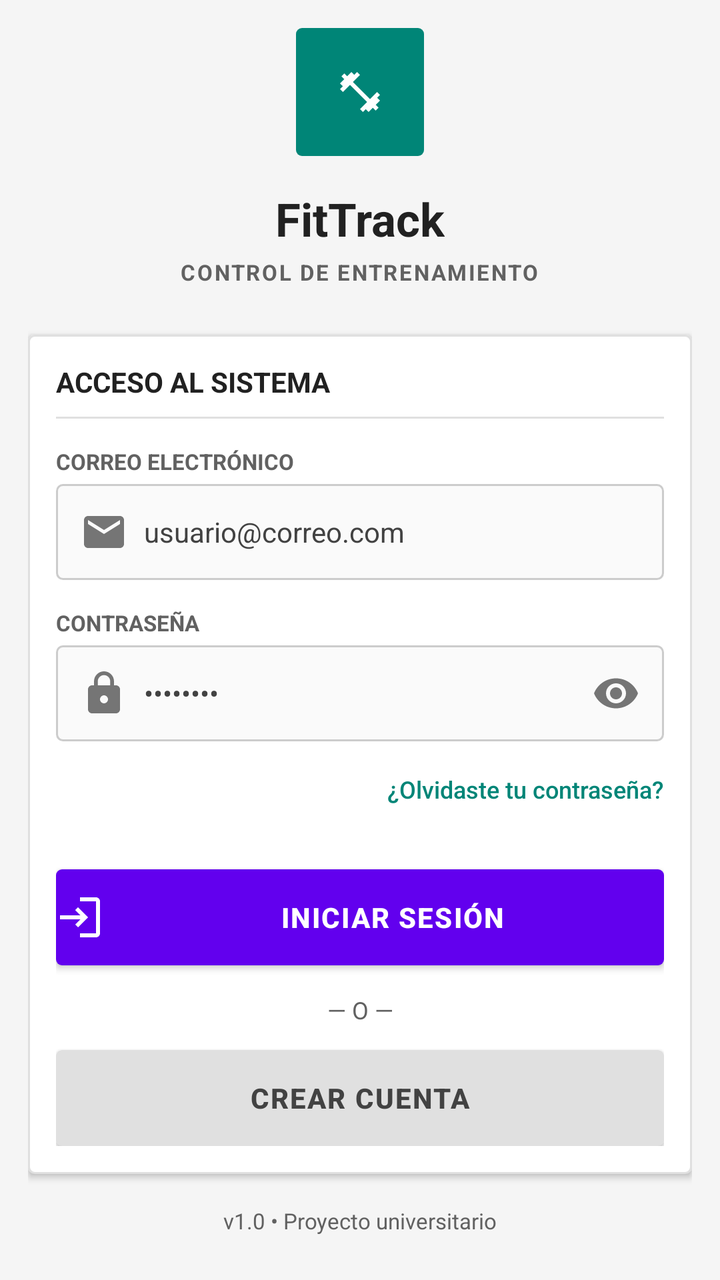
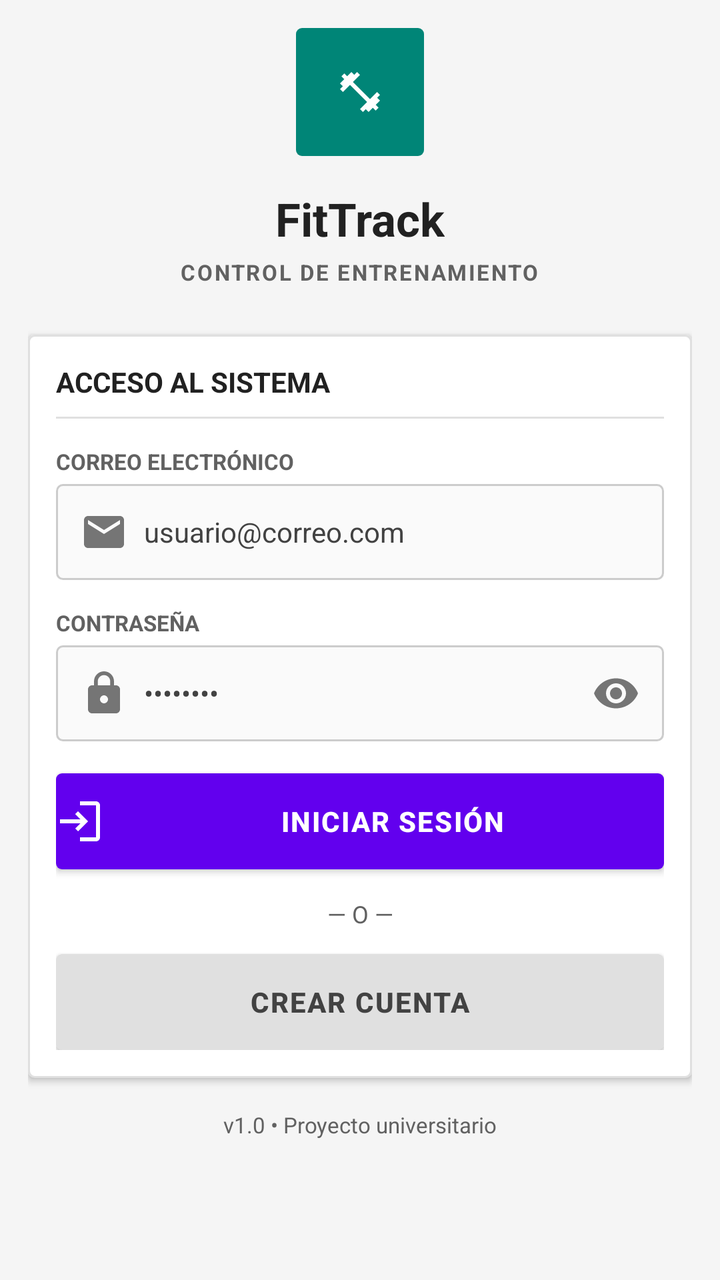

The first picture is an Android layout as it rendered before a commit; the second is the same layout after the commit. The layout source and the unified diff follow.
<!-- AndroidManifest.xml: application theme Theme.FitTrackAndroid -->
<!-- res/layout/fragment_login.xml -->
<?xml version="1.0" encoding="utf-8"?>
<ScrollView xmlns:android="http://schemas.android.com/apk/res/android"
    xmlns:app="http://schemas.android.com/apk/res-auto"
    android:id="@+id/svLogin"
    android:layout_width="match_parent"
    android:layout_height="match_parent"
    android:fillViewport="true"
    android:scrollbars="none">

    <LinearLayout
        android:id="@+id/layoutContenido"
        android:layout_width="match_parent"
        android:layout_height="wrap_content"
        android:gravity="center_horizontal"
        android:orientation="vertical"
        android:padding="@dimen/spacing_lg">

        
        <ImageView
            android:id="@+id/imgLogo"
            android:layout_width="64dp"
            android:layout_height="64dp"
            android:background="@drawable/bg_logo"
            android:contentDescription="@string/tvAppNombre"
            android:padding="15dp"
            android:scaleType="centerInside"
            android:src="@drawable/ic_fitness_center"
            app:tint="@color/colorOnPrimary" />

        <TextView
            android:id="@+id/tvAppNombre"
            android:layout_width="wrap_content"
            android:layout_height="wrap_content"
            android:layout_marginTop="@dimen/spacing_xl"
            android:text="@string/tvAppNombre"
            android:textColor="@color/colorTextPrimary"
            android:textSize="23sp"
            android:textStyle="bold" />

        <TextView
            android:id="@+id/tvSubtitulo"
            android:layout_width="wrap_content"
            android:layout_height="wrap_content"
            android:layout_marginTop="@dimen/spacing_xs"
            android:letterSpacing="0.08"
            android:text="@string/tvSubtitulo"
            android:textColor="@color/colorTextSecondary"
            android:textSize="11sp"
            android:textStyle="bold" />

        
        <LinearLayout
            android:id="@+id/cardFormulario"
            android:layout_width="match_parent"
            android:layout_height="wrap_content"
            android:layout_marginTop="@dimen/spacing_xxl"
            android:background="@drawable/bg_card"
            android:elevation="@dimen/elevation_card"
            android:orientation="vertical"
            android:padding="@dimen/spacing_lg">

            <TextView
                android:id="@+id/tvCabeceraFormulario"
                android:layout_width="match_parent"
                android:layout_height="wrap_content"
                android:text="@string/tvCabeceraFormulario"
                android:textColor="@color/colorTextPrimary"
                android:textSize="14sp"
                android:textStyle="bold" />

            <View
                android:id="@+id/viewDivisorCabecera"
                android:layout_width="match_parent"
                android:layout_height="1dp"
                android:layout_marginTop="@dimen/spacing_sm"
                android:background="@color/colorDivider" />

            
            <TextView
                android:id="@+id/tvLabelCorreo"
                android:layout_width="wrap_content"
                android:layout_height="wrap_content"
                android:layout_marginTop="@dimen/spacing_lg"
                android:text="@string/tvLabelCorreo"
                android:textColor="@color/colorTextSecondary"
                android:textSize="11sp"
                android:textStyle="bold" />

            <EditText
                android:id="@+id/etCorreo"
                android:layout_width="match_parent"
                android:layout_height="@dimen/button_height_standard"
                android:layout_marginTop="@dimen/spacing_xs"
                android:autofillHints="emailAddress"
                android:background="@drawable/bg_input"
                android:drawableStart="@drawable/ic_mail"
                android:drawablePadding="@dimen/spacing_sm"
                app:drawableTint="@color/colorTextTertiary"
                android:hint="@string/etCorreo_hint"
                android:inputType="textEmailAddress"
                android:maxLines="1"
                android:paddingHorizontal="@dimen/spacing_md"
                android:textColor="@color/colorTextPrimary"
                android:textColorHint="@color/colorTextStrong"
                android:textSize="14sp" />

            <TextView
                android:id="@+id/tvErrorCorreo"
                android:layout_width="match_parent"
                android:layout_height="wrap_content"
                android:layout_marginTop="@dimen/spacing_xs"
                android:text="@string/tvErrorCorreo"
                android:textColor="@color/colorError"
                android:textSize="11sp"
                android:visibility="gone" />

            
            <TextView
                android:id="@+id/tvLabelContrasena"
                android:layout_width="wrap_content"
                android:layout_height="wrap_content"
                android:layout_marginTop="@dimen/spacing_lg"
                android:text="@string/tvLabelContrasena"
                android:textColor="@color/colorTextSecondary"
                android:textSize="11sp"
                android:textStyle="bold" />

            <FrameLayout
                android:id="@+id/layoutContrasena"
                android:layout_width="match_parent"
                android:layout_height="wrap_content"
                android:layout_marginTop="@dimen/spacing_xs">

                <EditText
                    android:id="@+id/etContrasena"
                    android:layout_width="match_parent"
                    android:layout_height="@dimen/button_height_standard"
                    android:autofillHints="password"
                    android:background="@drawable/bg_input"
                    android:drawableStart="@drawable/ic_lock"
                    android:drawablePadding="@dimen/spacing_sm"
                    app:drawableTint="@color/colorTextTertiary"
                    android:hint="@string/etContrasena_hint"
                    android:inputType="textPassword"
                    android:maxLines="1"
                    android:paddingStart="@dimen/spacing_md"
                    android:paddingEnd="48dp"
                    android:textColor="@color/colorTextPrimary"
                    android:textColorHint="@color/colorTextStrong"
                    android:textSize="14sp" />

                <ImageButton
                    android:id="@+id/btnOjoContrasena"
                    android:layout_width="48dp"
                    android:layout_height="48dp"
                    android:layout_gravity="end|center_vertical"
                    android:background="@android:color/transparent"
                    android:contentDescription="@string/cdOjoContrasena"
                    android:scaleType="centerInside"
                    android:src="@drawable/ic_visibility"
                    app:tint="@color/colorTextTertiary" />
            </FrameLayout>

            <TextView
                android:id="@+id/tvErrorContrasena"
                android:layout_width="match_parent"
                android:layout_height="wrap_content"
                android:layout_marginTop="@dimen/spacing_xs"
                android:text="@string/tvErrorContrasena"
                android:textColor="@color/colorError"
                android:textSize="11sp"
                android:visibility="gone" />

            <TextView
                android:id="@+id/tvErrorCredenciales"
                android:layout_width="match_parent"
                android:layout_height="wrap_content"
                android:layout_marginTop="@dimen/spacing_xs"
                android:text="@string/tvErrorCredenciales"
                android:textColor="@color/colorError"
                android:textSize="12sp"
                android:visibility="gone" />

            <TextView
                android:id="@+id/tvRecuperarClave"
                android:layout_width="match_parent"
                android:layout_height="48dp"
                android:fontFamily="sans-serif-medium"
                android:gravity="end|center_vertical"
                android:text="@string/tvRecuperarClave"
                android:textColor="@color/colorPrimary"
                android:textSize="12sp" />

            <Button
                android:id="@+id/btnIniciarSesion"
                android:layout_width="match_parent"
                android:layout_height="@dimen/button_height_standard"
                android:layout_marginTop="@dimen/spacing_xl"
                android:background="@drawable/bg_button_primary"
                android:drawableStart="@drawable/ic_login"
                android:drawablePadding="@dimen/spacing_sm"
                app:drawableTint="@color/colorOnPrimary"
                android:elevation="@dimen/elevation_button"
                android:letterSpacing="0.05"
                android:text="@string/btnIniciarSesion"
                android:textAllCaps="true"
                android:textColor="@color/colorOnPrimary"
                android:textSize="14sp"
                android:textStyle="bold" />

            <TextView
                android:id="@+id/tvSeparador"
                android:layout_width="match_parent"
                android:layout_height="wrap_content"
                android:layout_marginTop="@dimen/spacing_lg"
                android:gravity="center"
                android:text="@string/tvSeparador"
                android:textColor="@color/colorTextSecondary"
                android:textSize="12sp" />

            <Button
                android:id="@+id/btnCrearCuenta"
                android:layout_width="match_parent"
                android:layout_height="48dp"
                android:layout_marginTop="@dimen/spacing_md"
                android:background="@drawable/bg_button_neutral"
                android:letterSpacing="0.05"
                android:text="@string/btnCrearCuenta"
                android:textAllCaps="true"
                android:textColor="@color/colorTextStrong"
                android:textSize="14sp"
                android:textStyle="bold" />
        </LinearLayout>

        <TextView
            android:id="@+id/tvVersion"
            android:layout_width="wrap_content"
            android:layout_height="wrap_content"
            android:layout_marginTop="@dimen/spacing_xl"
            android:paddingBottom="@dimen/spacing_md"
            android:text="@string/tvVersion"
            android:textColor="@color/colorTextSecondary"
            android:textSize="11sp" />
    </LinearLayout>
</ScrollView>
<!-- resources referenced by this layout -->
<resources>
  <color name="colorDivider">#FFE0E0E0</color>
  <color name="colorError">#FFD32F2F</color>
  <color name="colorOnPrimary">#FFFFFFFF</color>
  <color name="colorPrimary">#008577</color>
  <color name="colorTextPrimary">#FF212121</color>
  <color name="colorTextSecondary">#FF616161</color>
  <color name="colorTextStrong">#FF424242</color>
  <color name="colorTextTertiary">#FF757575</color>
  <dimen name="button_height_standard">48dp</dimen>
  <dimen name="elevation_button">2dp</dimen>
  <dimen name="elevation_card">2dp</dimen>
  <dimen name="spacing_lg">14dp</dimen>
  <dimen name="spacing_md">12dp</dimen>
  <dimen name="spacing_sm">8dp</dimen>
  <dimen name="spacing_xl">16dp</dimen>
  <dimen name="spacing_xs">4dp</dimen>
  <dimen name="spacing_xxl">24dp</dimen>
  <!-- drawable bg_button_neutral (drawable) -->
  <?xml version="1.0" encoding="utf-8"?>
  <shape xmlns:android="http://schemas.android.com/apk/res/android"
      android:shape="rectangle">
      <solid android:color="@color/colorDivider" />
      <corners android:radius="@dimen/corner_radius_default" />
  </shape>
  <!-- drawable bg_card (drawable) -->
  <?xml version="1.0" encoding="utf-8"?>
  <shape xmlns:android="http://schemas.android.com/apk/res/android"
      android:shape="rectangle">
      <solid android:color="@color/colorSurface" />
      <stroke
          android:width="1dp"
          android:color="@color/colorDivider" />
      <corners android:radius="@dimen/corner_radius_default" />
  </shape>
  <!-- drawable bg_input (drawable) -->
  <?xml version="1.0" encoding="utf-8"?>
  <selector xmlns:android="http://schemas.android.com/apk/res/android">
      <item android:state_focused="true" android:drawable="@drawable/bg_input_focused" />
      <item android:drawable="@drawable/bg_input_default" />
  </selector>
  <!-- drawable bg_logo (drawable) -->
  <?xml version="1.0" encoding="utf-8"?>
  <shape xmlns:android="http://schemas.android.com/apk/res/android"
      android:shape="rectangle">
      <solid android:color="@color/colorPrimary" />
      <corners android:radius="@dimen/corner_radius_default" />
  </shape>
  <string name="btnCrearCuenta">CREAR CUENTA</string>
  <string name="btnIniciarSesion">INICIAR SESIÓN</string>
  <string name="cdOjoContrasena">Mostrar u ocultar contraseña</string>
  <string name="etContrasena_hint">••••••••</string>
  <string name="etCorreo_hint">usuario@correo.com</string>
  <string name="tvAppNombre">FitTrack</string>
  <string name="tvCabeceraFormulario">ACCESO AL SISTEMA</string>
  <string name="tvErrorContrasena">Ingresa tu contraseña</string>
  <string name="tvErrorCorreo">Ingresa un correo válido</string>
  <string name="tvErrorCredenciales">Correo o contraseña incorrectos</string>
  <string name="tvLabelContrasena">CONTRASEÑA</string>
  <string name="tvLabelCorreo">CORREO ELECTRÓNICO</string>
  <string name="tvRecuperarClave">¿Olvidaste tu contraseña?</string>
  <string name="tvSeparador">— O —</string>
  <string name="tvSubtitulo">CONTROL DE ENTRENAMIENTO</string>
  <string name="tvVersion">v1.0 • Proyecto universitario</string>
  <style name="Theme.FitTrackAndroid" parent="Base.Theme.FitTrackAndroid" />
  <dimen name="corner_radius_default">3dp</dimen>
  <color name="colorActionPrimaryPressed">#5300D6</color>
  <color name="colorActionPrimary">#6200EE</color>
  <color name="colorSurface">#FFFFFFFF</color>
  <color name="colorSurfaceSecondary">#FFFAFAFA</color>
  <color name="colorBorder">#FFCCCCCC</color>
  <color name="colorBackground">#F5F5F5</color>
  <color name="colorPrimaryDark">#00574B</color>
  <color name="black">#FF000000</color>
  <color name="colorActionConfirm">#03DAC5</color>
  <!-- unchanged entries left out for length: 9 -->
</resources>

<!-- the commit's change to res/layout/fragment_login.xml (unified diff, before → after) -->
@@ -181,16 +181,6 @@
                 android:textSize="12sp"
                 android:visibility="gone" />
 
-            <TextView
-                android:id="@+id/tvRecuperarClave"
-                android:layout_width="match_parent"
-                android:layout_height="48dp"
-                android:fontFamily="sans-serif-medium"
-                android:gravity="end|center_vertical"
-                android:text="@string/tvRecuperarClave"
-                android:textColor="@color/colorPrimary"
-                android:textSize="12sp" />
-
             <Button
                 android:id="@+id/btnIniciarSesion"
                 android:layout_width="match_parent"
<!-- resource entries referenced after the edit -->
@@ -59,7 +59,6 @@
   <string name="tvErrorCredenciales">Correo o contraseña incorrectos</string>
   <string name="tvLabelContrasena">CONTRASEÑA</string>
   <string name="tvLabelCorreo">CORREO ELECTRÓNICO</string>
-  <string name="tvRecuperarClave">¿Olvidaste tu contraseña?</string>
   <string name="tvSeparador">— O —</string>
   <string name="tvSubtitulo">CONTROL DE ENTRENAMIENTO</string>
   <string name="tvVersion">v1.0 • Proyecto universitario</string>
